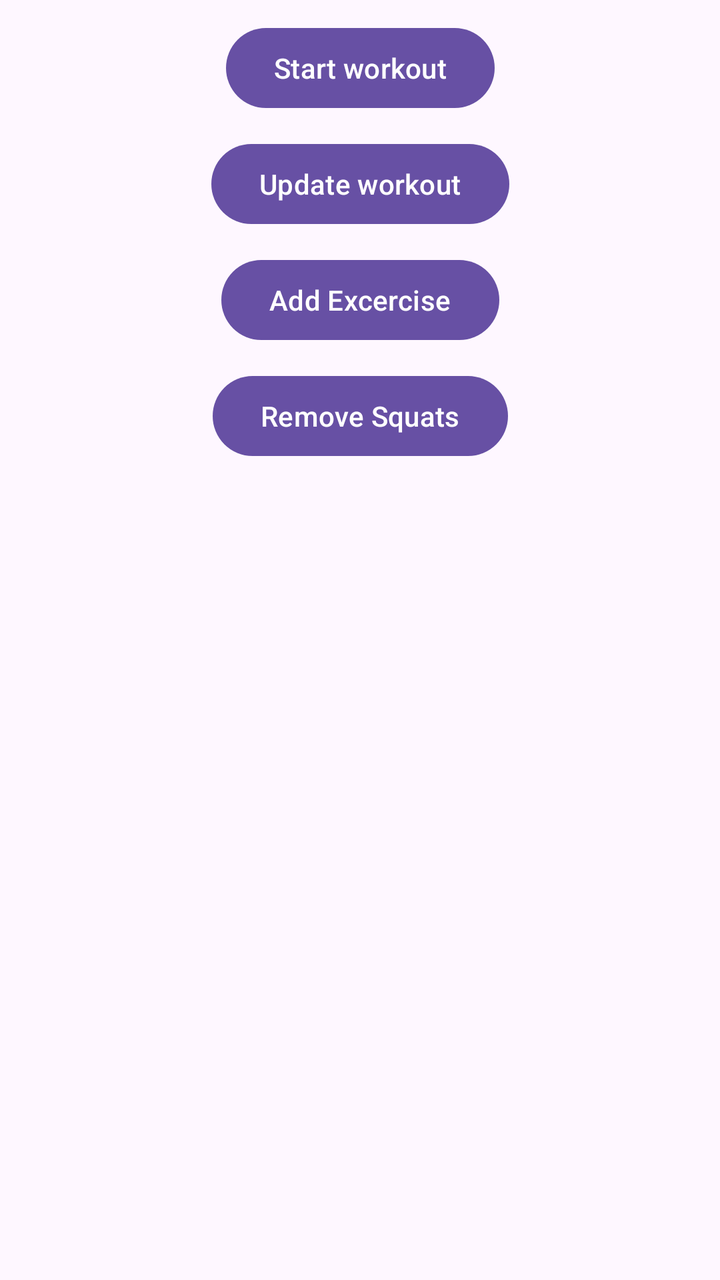
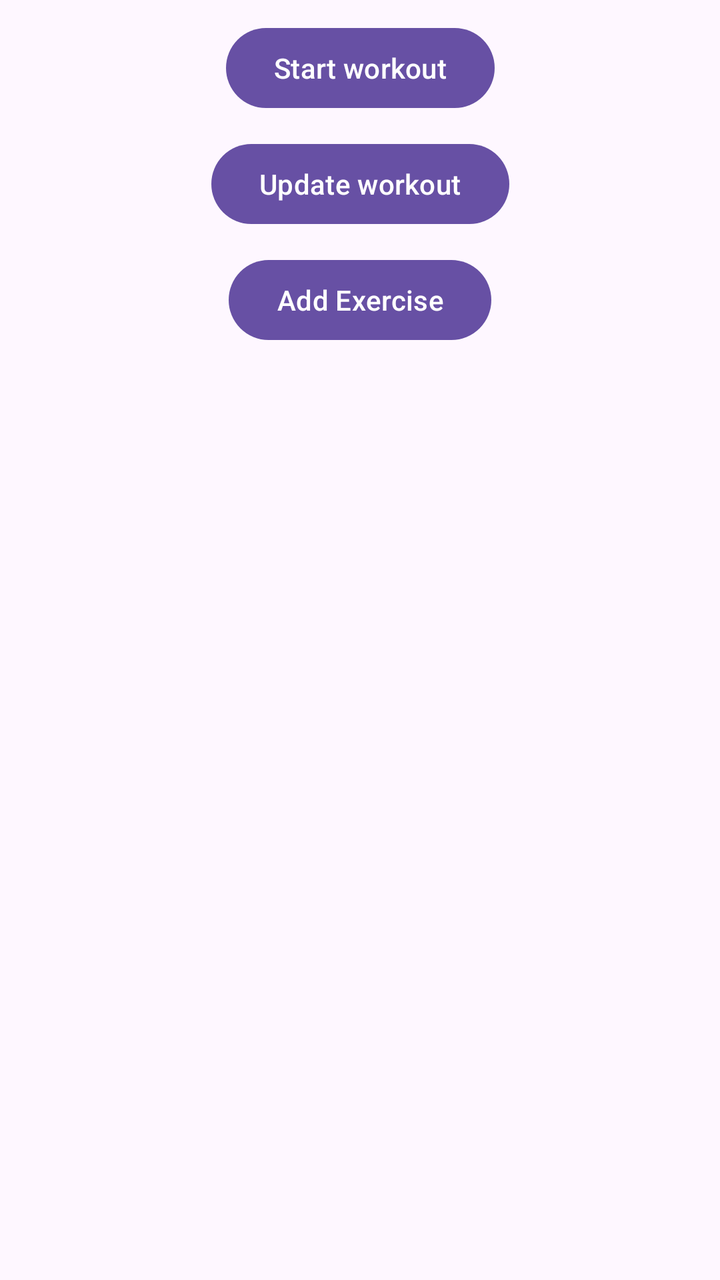

Two renders of the same Android screen: before a commit and after it. Below are the layout's source before the change and the commit's diff.
<!-- AndroidManifest.xml: application theme Theme.Day6 -->
<!-- res/layout/fragment_home.xml -->
<androidx.constraintlayout.widget.ConstraintLayout xmlns:android="http://schemas.android.com/apk/res/android"
    android:layout_width="match_parent"
    android:layout_height="match_parent"
    xmlns:app="http://schemas.android.com/apk/res-auto">

    <Button
        android:id="@+id/btnStartWorkout"
        android:layout_width="wrap_content"
        android:layout_height="wrap_content"
        android:text="Start workout"
        app:layout_constraintTop_toTopOf="parent"
        android:layout_marginTop="10dp"
        app:layout_constraintStart_toStartOf="parent"
        app:layout_constraintEnd_toEndOf="parent"/>

    <Button
        android:id="@+id/btnUpdateTarget"
        android:layout_width="wrap_content"
        android:layout_height="wrap_content"
        android:text="Update workout"
        app:layout_constraintTop_toBottomOf="@id/btnStartWorkout"
        android:layout_marginTop="10dp"
        app:layout_constraintStart_toStartOf="parent"
        app:layout_constraintEnd_toEndOf="parent"/>

    <Button
        android:id="@+id/btnAddExercise"
        android:layout_width="wrap_content"
        android:layout_height="wrap_content"
        android:text="Add Excercise"
        app:layout_constraintTop_toBottomOf="@id/btnUpdateTarget"
        android:layout_marginTop="10dp"
        app:layout_constraintStart_toStartOf="parent"
        app:layout_constraintEnd_toEndOf="parent"/>

    <Button
        android:id="@+id/btnRemoveSquats"
        android:layout_width="wrap_content"
        android:layout_height="wrap_content"
        android:text="Remove Squats"
        app:layout_constraintTop_toBottomOf="@id/btnAddExercise"
        android:layout_marginTop="10dp"
        app:layout_constraintStart_toStartOf="parent"
        app:layout_constraintEnd_toEndOf="parent"/>

    <androidx.recyclerview.widget.RecyclerView
        android:layout_width="0dp"
        android:layout_height="0dp"
        android:id="@+id/rvExercises"
        android:layout_marginTop="10dp"
        app:layout_constraintTop_toBottomOf="@id/btnRemoveSquats"
        app:layout_constraintStart_toStartOf="parent"
        app:layout_constraintEnd_toEndOf="parent"
        app:layout_constraintBottom_toBottomOf="parent"/>

</androidx.constraintlayout.widget.ConstraintLayout>
<!-- resources referenced by this layout -->
<resources>
  <style name="Theme.Day6" parent="Base.Theme.Day6" />
  <style name="Base.Theme.Day6" parent="Theme.Material3.DayNight.NoActionBar">
          
          
      </style>
</resources>

<!-- the commit's change to res/layout/fragment_home.xml (unified diff, before → after) -->
@@ -27,28 +27,20 @@
         android:id="@+id/btnAddExercise"
         android:layout_width="wrap_content"
         android:layout_height="wrap_content"
-        android:text="Add Excercise"
+        android:text="Add Exercise"
         app:layout_constraintTop_toBottomOf="@id/btnUpdateTarget"
         android:layout_marginTop="10dp"
         app:layout_constraintStart_toStartOf="parent"
         app:layout_constraintEnd_toEndOf="parent"/>
 
-    <Button
-        android:id="@+id/btnRemoveSquats"
-        android:layout_width="wrap_content"
-        android:layout_height="wrap_content"
-        android:text="Remove Squats"
-        app:layout_constraintTop_toBottomOf="@id/btnAddExercise"
-        android:layout_marginTop="10dp"
-        app:layout_constraintStart_toStartOf="parent"
-        app:layout_constraintEnd_toEndOf="parent"/>
+
 
     <androidx.recyclerview.widget.RecyclerView
         android:layout_width="0dp"
         android:layout_height="0dp"
         android:id="@+id/rvExercises"
         android:layout_marginTop="10dp"
-        app:layout_constraintTop_toBottomOf="@id/btnRemoveSquats"
+        app:layout_constraintTop_toBottomOf="@id/btnAddExercise"
         app:layout_constraintStart_toStartOf="parent"
         app:layout_constraintEnd_toEndOf="parent"
         app:layout_constraintBottom_toBottomOf="parent"/>
